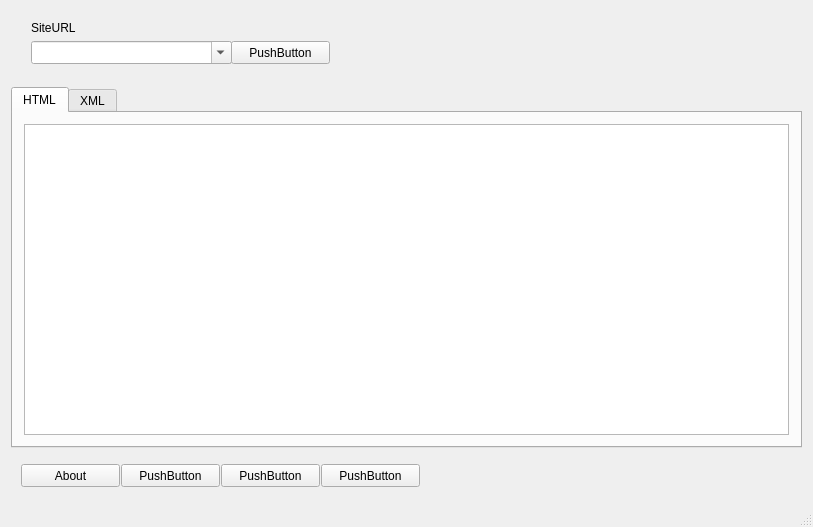
Qt form mainwindow.ui (Letractively/simplesitemapcreator) before a commit.
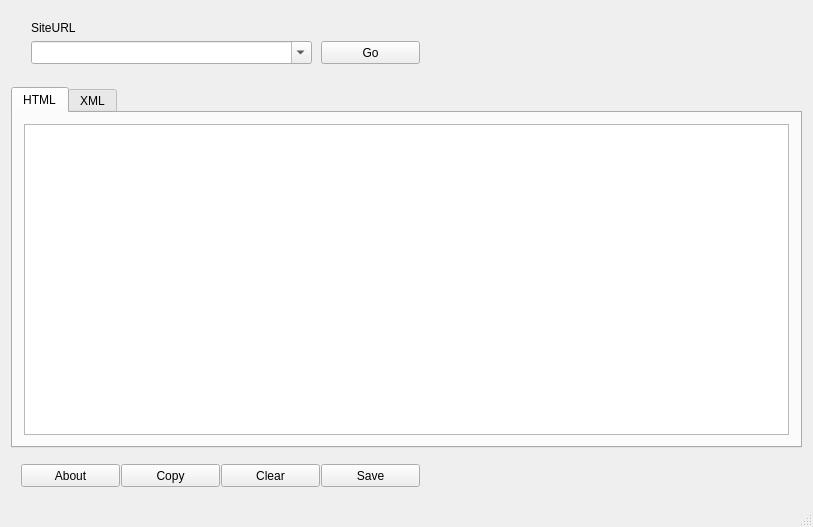
The same form after that commit.

```diff
--- a/mainwindow.ui
+++ b/mainwindow.ui
@@ -47,7 +47,7 @@
         <rect>
          <x>20</x>
          <y>30</y>
-         <width>201</width>
+         <width>281</width>
          <height>23</height>
         </rect>
        </property>
@@ -58,14 +58,14 @@
       <widget class="QPushButton" name="pushButton_3">
        <property name="geometry">
         <rect>
-         <x>220</x>
+         <x>310</x>
          <y>30</y>
          <width>99</width>
          <height>23</height>
         </rect>
        </property>
        <property name="text">
-        <string>PushButton</string>
+        <string>Go</string>
        </property>
       </widget>
      </widget>
@@ -134,7 +134,7 @@
         </rect>
        </property>
        <property name="text">
-        <string>PushButton</string>
+        <string>Copy</string>
        </property>
       </widget>
       <widget class="QPushButton" name="pushButton_2">
@@ -147,7 +147,7 @@
         </rect>
        </property>
        <property name="text">
-        <string>PushButton</string>
+        <string>Clear</string>
        </property>
       </widget>
       <widget class="QPushButton" name="pushButton_4">
@@ -160,7 +160,7 @@
         </rect>
        </property>
        <property name="text">
-        <string>PushButton</string>
+        <string>Save</string>
        </property>
       </widget>
      </widget>
```
Left out of the diff: 8 changed lines with no effect on the pictures.
